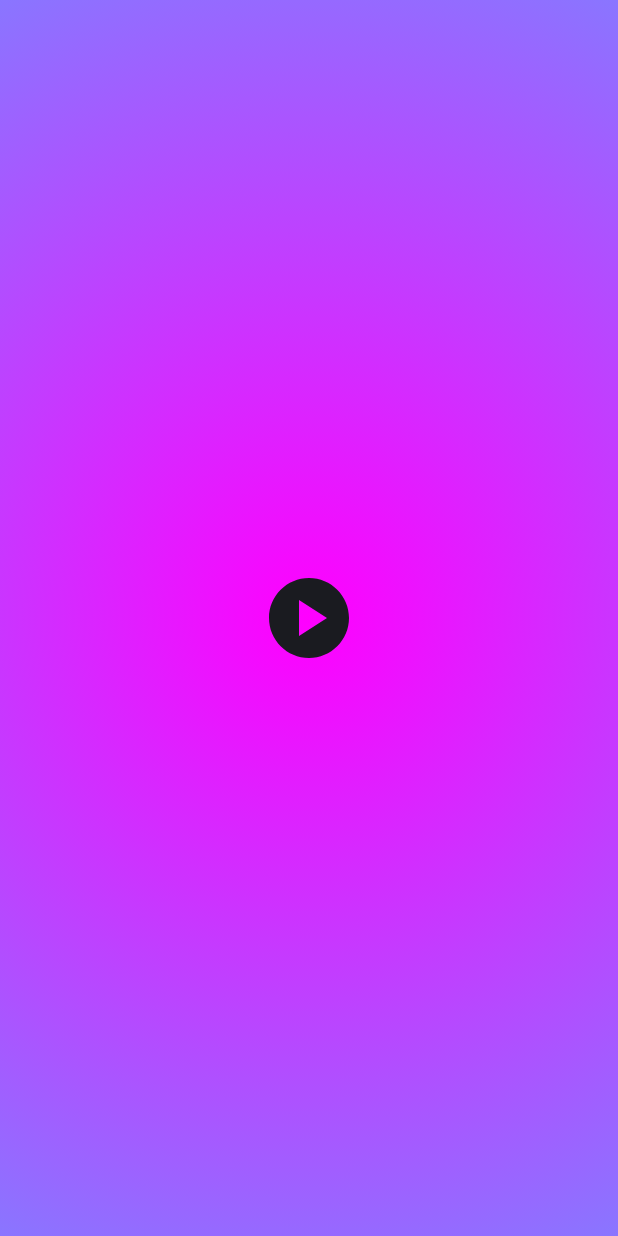
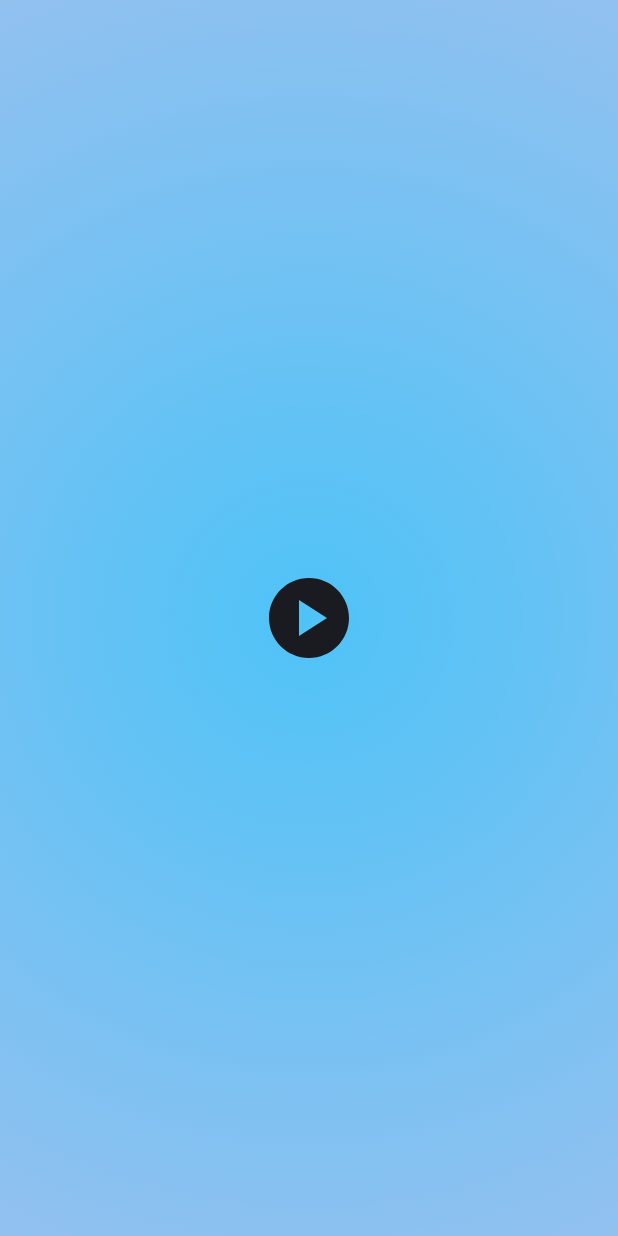
Before and after one commit to serkan-y38/Android-ScreenRecorder, an Android app built with Jetpack Compose: the screen it shows after launch (MainActivity), on a phone screen of 412 x 824 dp. Run offline under Robolectric (Android 15) with nearby library versions, the phone set to English and light mode, and no system bars.

```diff
--- a/app/src/main/java/com/yilmaz/screenrecorder/MainActivity.kt
+++ b/app/src/main/java/com/yilmaz/screenrecorder/MainActivity.kt
@@ -70,8 +70,8 @@ class MainActivity : ComponentActivity() {
                 .fillMaxSize()
                 .background(
                     Brush.radialGradient(
-                        0.0f to Color.Magenta,
-                        1.0f to Color.Cyan,
+                        0.0f to Color(0xFF4FC3F7),
+                        1.0f to Color(0xFFE1BEE7),
                         radius = 1500.0f,
                         tileMode = TileMode.Repeated
                     )
@@ -120,7 +120,7 @@ class MainActivity : ComponentActivity() {
         return !isStarted
     }
 
-    private val resultLauncher =
+    private val projectionResultLauncher =
         registerForActivityResult(ActivityResultContracts.StartActivityForResult()) { result ->
             if (result.resultCode == Activity.RESULT_OK) {
                 val data: Intent? = result.data
@@ -132,7 +132,7 @@ class MainActivity : ComponentActivity() {
         projectionManager = applicationContext.getSystemService(
             Context.MEDIA_PROJECTION_SERVICE
         ) as MediaProjectionManager
-        projectionManager.createScreenCaptureIntent().let { resultLauncher.launch(it) }
+        projectionResultLauncher.launch(projectionManager.createScreenCaptureIntent())
     }
 
     private fun startRecorderService(data: Intent) {
--- a/app/src/main/res/drawable/baseline_circle_24.xml
+++ b/app/src/main/res/drawable/baseline_circle_24.xml
@@ -1,7 +1,7 @@
 <vector xmlns:android="http://schemas.android.com/apk/res/android"
     android:width="24dp"
     android:height="24dp"
-    android:tint="#E53935"
+    android:tint="#64B5F6"
     android:viewportWidth="24"
     android:viewportHeight="24">
     <path
```
Also changed, not shown: app/src/main/AndroidManifest.xml (+7 -1 lines), app/src/main/java/com/yilmaz/screenrecorder/RecorderService.kt (+45 -27 lines), app/src/main/res/drawable/ic_launcher_foreground.xml (+6 -6 lines), app/src/main/ic_launcher-playstore.png, app/src/main/res/mipmap-hdpi/ic_launcher.webp, app/src/main/res/mipmap-hdpi/ic_launcher_round.webp, app/src/main/res/mipmap-mdpi/ic_launcher.webp, app/src/main/res/mipmap-mdpi/ic_launcher_round.webp, app/src/main/res/mipmap-xhdpi/ic_launcher.webp, app/src/main/res/mipmap-xhdpi/ic_launcher_round.webp, app/src/main/res/mipmap-xxhdpi/ic_launcher.webp, app/src/main/res/mipmap-xxhdpi/ic_launcher_round.webp, app/src/main/res/mipmap-xxxhdpi/ic_launcher.webp, app/src/main/res/mipmap-xxxhdpi/ic_launcher_round.webp.
